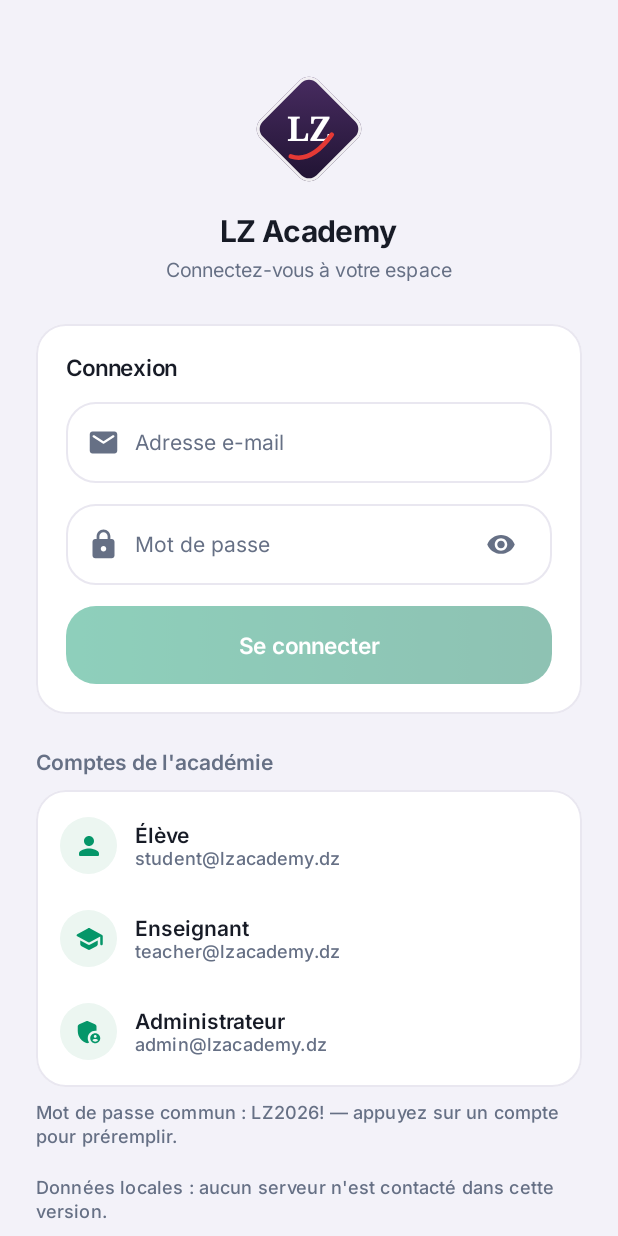
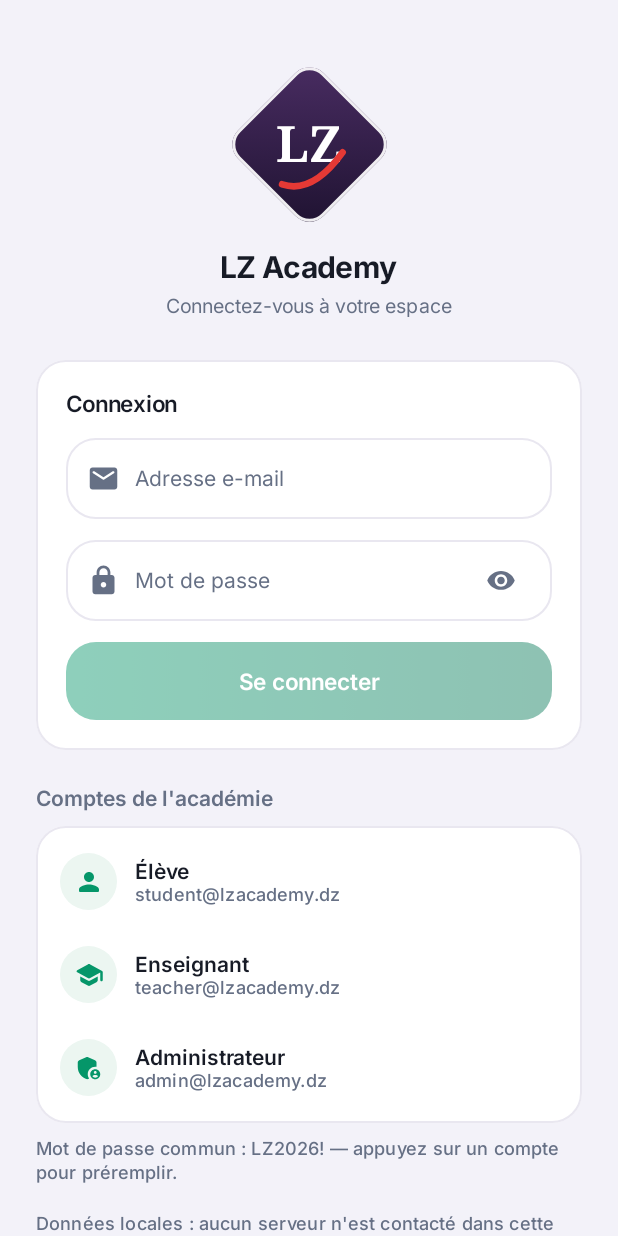
Before and after one commit to aimedben/LZ-Academy, an Android app built with Jetpack Compose: the screen it shows after launch (MainActivity), on a phone screen of 412 x 824 dp. Run offline under Robolectric (Android 15) with nearby library versions, the phone set to English and light mode, and no system bars; our stand-ins replace Room's generated code, Shimmer.

Commit message:
Welcome screen: logo agrandi 76dp -> 112dp

```diff
--- a/app/src/main/java/com/lzacademy/app/ui/auth/LoginScreen.kt
+++ b/app/src/main/java/com/lzacademy/app/ui/auth/LoginScreen.kt
@@ -72,9 +72,9 @@ fun LoginScreen(
             .padding(horizontal = 24.dp, vertical = 24.dp),
         horizontalAlignment = Alignment.CenterHorizontally,
     ) {
-        Spacer(Modifier.height(24.dp))
-        LZLogo(size = 76.dp)
-        Spacer(Modifier.height(18.dp))
+        Spacer(Modifier.height(16.dp))
+        LZLogo(size = 112.dp)
+        Spacer(Modifier.height(14.dp))
         LZText("LZ Academy", style = LZ.type.pageTitle, color = c.textPrimary)
         Spacer(Modifier.height(6.dp))
         LZText(
```
